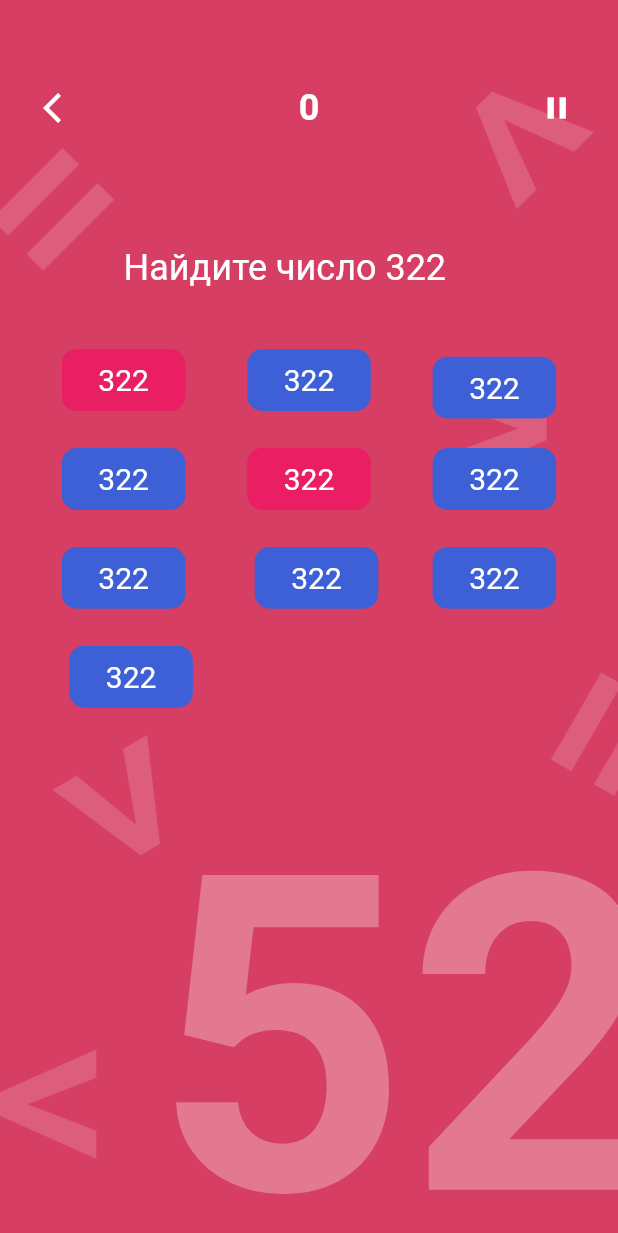
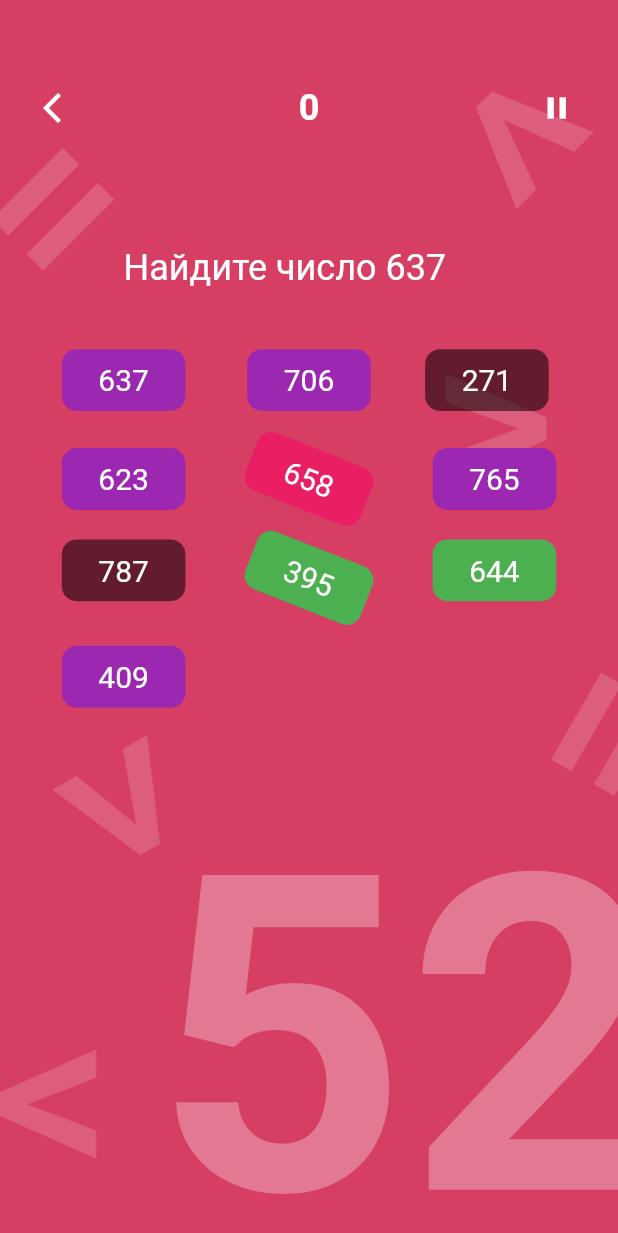
Before and after one commit to LevQo/brain_flower, a Flutter app: the screen it shows after launch, on a phone screen of 412 x 824 dp. Shown: the top 1233 px of the screen. Run offline on Flutter 3.47's test engine with Material 2 defaults, Android fonts, the phone set to English and light mode, and no system bars; drawn by our look-alikes of auto_size_text; our stand-ins replace equatable, flutter_bloc.

Commit message:
Start of Find Game Number

```diff
--- a/lib/blocs/find_number_game/find_number_game_state.dart
+++ b/lib/blocs/find_number_game/find_number_game_state.dart
@@ -9,11 +9,15 @@ class InitialStateFindNumber extends FindNumberGameState {
   const InitialStateFindNumber();
 }
 
-class GeneratedNumbersFindNumber extends FindNumberGameState {
+class GeneratedNumbersFindNumberState extends FindNumberGameState {
+  final int numberToSearch;
   final List<FindNumberModel> numbers;
-  final int score;
+  final int scores;
   final bool isCorrectAnswer;
 
-  GeneratedNumbersFindNumber(
-      {@required this.numbers, this.score, this.isCorrectAnswer});
+  GeneratedNumbersFindNumberState(
+      {@required this.numberToSearch,
+      @required this.numbers,
+      this.scores,
+      this.isCorrectAnswer});
 }
--- a/lib/blocs/more_less_game/more_less_game_state.dart
+++ b/lib/blocs/more_less_game/more_less_game_state.dart
@@ -11,12 +11,12 @@ class InitialStateMoreLess extends MoreLessGameState {
 class GeneratedNumbersMoreLessState extends MoreLessGameState {
   final String firstNumber;
   final String secondNumber;
-  final int score;
+  final int scores;
   final bool isCorrectAnswer;
 
   const GeneratedNumbersMoreLessState(
       {@required this.firstNumber,
       @required this.secondNumber,
-      this.score,
+      this.scores,
       this.isCorrectAnswer});
 }
--- a/lib/resources/colors.dart
+++ b/lib/resources/colors.dart
@@ -15,7 +15,7 @@ class CustomColors {
     Colors.pink,
     Colors.lightBlue,
     Colors.orange,
-    Colors.tealAccent
+    Colors.black54
   ];
 
   static const Color defaultShadowColor = Color(0x1A111649);
--- /dev/null
+++ b/lib/resources/constants.dart
@@ -0,0 +1,7 @@
+class Constants{
+
+  Constants._();
+
+  static const defaultScoresForAnswer = 50;
+
+}
--- a/lib/screens/find_number_game/find_number_game_screen.dart
+++ b/lib/screens/find_number_game/find_number_game_screen.dart
@@ -1,5 +1,8 @@
 import 'dart:math';
 
+import 'package:brain_flower/blocs/find_number_game/find_number_game_bloc.dart';
+import 'package:brain_flower/blocs/find_number_game/find_number_game_event.dart';
+import 'package:brain_flower/blocs/find_number_game/find_number_game_state.dart';
 import 'package:brain_flower/data/find_number_game/number_types_find_numbers.dart';
 import 'package:brain_flower/resources/colors.dart';
 import 'package:brain_flower/resources/drawables.dart';
@@ -7,11 +10,15 @@ import 'package:brain_flower/widgets/custom_app_bar.dart';
 import 'package:brain_flower/widgets/custom_timer.dart';
 import 'package:brain_flower/widgets/title_text.dart';
 import 'package:flutter/material.dart';
+import 'package:flutter_bloc/flutter_bloc.dart';
 
 class FindNumberGameScreen extends StatelessWidget {
   @override
   Widget build(BuildContext context) {
-    return Scaffold(
+    return BlocProvider<FindNumberGameBloc>(
+      create: (context) =>
+          FindNumberGameBloc()..add(InitStartScreenFindNumber()),
+      child: Scaffold(
         backgroundColor: CustomColors.backgroundFindNumberColor,
         body: Container(
           decoration: BoxDecoration(
@@ -19,7 +26,23 @@ class FindNumberGameScreen extends StatelessWidget {
                 image: AssetImage(Drawables.backgroundMoreLess),
                 fit: BoxFit.cover),
           ),
-        child: Stack(
+          child: BlocBuilder<FindNumberGameBloc, FindNumberGameState>(
+            builder: (context, state) {
+              if (state is GeneratedNumbersFindNumberState) {
+                return _buildMainContainer(state, context);
+              } else {
+                return Container();
+              }
+            },
+          ),
+        ),
+      ),
+    );
+  }
+
+  Widget _buildMainContainer(
+      GeneratedNumbersFindNumberState state, BuildContext context) {
+    return Stack(
       fit: StackFit.expand,
       children: <Widget>[
         Positioned(
@@ -27,7 +50,7 @@ class FindNumberGameScreen extends StatelessWidget {
             left: MediaQuery.of(context).size.width * 0.07,
             top: MediaQuery.of(context).size.height * 0.07,
             child: CustomAppBar(
-                  score: 0.toString(),
+              score: state.scores.toString(),
             )),
         Positioned(
           right: -MediaQuery.of(context).size.width * 0.07,
@@ -44,69 +67,45 @@ class FindNumberGameScreen extends StatelessWidget {
           child: Column(
             mainAxisAlignment: MainAxisAlignment.center,
             children: <Widget>[
-                  TitleText(text: 'Найдите число 322', isCorrectAnswer: null),
+              TitleText(
+                  text: 'Найдите число ${state.numberToSearch}',
+                  isCorrectAnswer: state.isCorrectAnswer),
               SizedBox(height: 40.0),
               Wrap(
                   spacing: MediaQuery.of(context).size.width * 0.1,
                   runSpacing: MediaQuery.of(context).size.height * 0.03,
-                    children: <Widget>[
-                      AnimatedNumberFindNumber(
-                        type: NumberTypesFindNumbers.COLORFUL,
-                        color: CustomColors.backgroundMoreLessColor,
-                      ),
-                      AnimatedNumberFindNumber(
-                        type: NumberTypesFindNumbers.OPACITY,
-                        color: CustomColors.backgroundMoreLessColor,
-                      ),
-                      AnimatedNumberFindNumber(
-                        type: NumberTypesFindNumbers.HORIZONTAL_TRANSLATE,
-                        color: CustomColors.backgroundMoreLessColor,
-                      ),
-                      AnimatedNumberFindNumber(
-                        type: NumberTypesFindNumbers.OPACITY,
-                        color: CustomColors.backgroundMoreLessColor,
-                      ),
-                      AnimatedNumberFindNumber(
-                        type: NumberTypesFindNumbers.COLORFUL,
-                        color: CustomColors.backgroundMoreLessColor,
-                      ),
-                      AnimatedNumberFindNumber(
-                        type: NumberTypesFindNumbers.SCALE,
-                        color: CustomColors.backgroundMoreLessColor,
-                      ),
-                      AnimatedNumberFindNumber(
-                        type: NumberTypesFindNumbers.OPACITY,
-                        color: CustomColors.backgroundMoreLessColor,
-                      ),
-                      AnimatedNumberFindNumber(
-                        type: NumberTypesFindNumbers.VERTICAL_TRANSLATE,
-                        color: CustomColors.backgroundMoreLessColor,
-                      ),
-                      AnimatedNumberFindNumber(
-                        type: NumberTypesFindNumbers.SCALE,
-                        color: CustomColors.backgroundMoreLessColor,
-                      ),
-                      AnimatedNumberFindNumber(
-                        type: NumberTypesFindNumbers.VERTICAL_TRANSLATE,
-                        color: CustomColors.backgroundMoreLessColor,
-                      ),
-                    ],
-                  )
+                  children: _generateNumbers(state))
             ],
           ),
         ),
       ],
-        ),
-      ),
     );
+  }
+
+  List<Widget> _generateNumbers(GeneratedNumbersFindNumberState state) {
+    List<Widget> numbersList = [];
+
+    state.numbers.forEach((number) {
+      var numberWidget = AnimatedNumberFindNumber(
+        number: number.number,
+        type: number.type,
+        color: number.color,
+      );
+
+      numbersList.add(numberWidget);
+    });
+
+    return numbersList;
   }
 }
 
 class AnimatedNumberFindNumber extends StatefulWidget {
   final NumberTypesFindNumbers type;
   final Color color;
+  final int number;
 
-  const AnimatedNumberFindNumber({@required this.type, @required this.color});
+  const AnimatedNumberFindNumber(
+      {@required this.number, @required this.type, @required this.color});
 
   @override
   _AnimatedNumberFindNumberState createState() =>
@@ -121,6 +120,131 @@ class _AnimatedNumberFindNumberState extends State<AnimatedNumberFindNumber>
 
   @override
   void initState() {
+    _initAnimation();
+    super.initState();
+  }
+
+  @override
+  void didUpdateWidget(AnimatedNumberFindNumber oldWidget) {
+    _initAnimation();
+    super.didUpdateWidget(oldWidget);
+  }
+
+  @override
+  void dispose() {
+    _animationController.dispose();
+    super.dispose();
+  }
+
+  @override
+  Widget build(BuildContext context) {
+    switch (widget.type) {
+      case NumberTypesFindNumbers.SCALE:
+        return _buildScaleNumber();
+        break;
+      case NumberTypesFindNumbers.ROTATE:
+      case NumberTypesFindNumbers.HALF_ROTATE:
+        return _buildRotationNumber();
+        break;
+      case NumberTypesFindNumbers.COLORFUL:
+        return _buildColorfulNumber();
+        break;
+      case NumberTypesFindNumbers.HORIZONTAL_TRANSLATE:
+        return _buildTranslateNumber(true);
+        break;
+      case NumberTypesFindNumbers.VERTICAL_TRANSLATE:
+        return _buildTranslateNumber(false);
+        break;
+      case NumberTypesFindNumbers.OPACITY:
+        return _buildOpacityNumber();
+        break;
+      default:
+        return _buildDefaultNumber(widget.color);
+    }
+  }
+
+  Widget _buildDefaultNumber(Color color) {
+    return GestureDetector(
+      onTap: () {
+        context
+            .bloc<FindNumberGameBloc>()
+            .add(SelectNumberFindNumberEvent(number: widget.number));
+      },
+      child: Container(
+        height: MediaQuery.of(context).size.height * 0.05,
+        width: MediaQuery.of(context).size.width * 0.2,
+        decoration: BoxDecoration(
+            color: color, borderRadius: BorderRadius.circular(10.0)),
+        child: Center(
+            child: Text(
+          widget.number.toString(),
+          style: TextStyle(fontSize: 20.0, color: Colors.white),
+        )),
+      ),
+    );
+  }
+
+  Widget buildVerticalTranslateNumber() {
+    return AnimatedBuilder(
+      animation: _animationController,
+      builder: (context, child) => Transform.translate(
+        offset: Offset(0.0, _translateAnimation.value),
+        child: _buildDefaultNumber(widget.color),
+      ),
+    );
+  }
+
+  Widget _buildRotationNumber() {
+    return AnimatedBuilder(
+      animation: _animationController,
+      builder: (context, child) => RotationTransition(
+        turns: Tween(begin: 0.0, end: 1.0).animate(_animationController),
+        child: _buildDefaultNumber(widget.color),
+      ),
+    );
+  }
+
+  Widget _buildScaleNumber() {
+    return AnimatedBuilder(
+      animation: _animationController,
+      builder: (context, child) => Transform.scale(
+        scale: _animationController.value,
+        child: _buildDefaultNumber(widget.color),
+      ),
+    );
+  }
+
+  Widget _buildTranslateNumber(bool isHorizontal) {
+    return AnimatedBuilder(
+      animation: _animationController,
+      builder: (context, child) => Transform.translate(
+        offset: isHorizontal
+            ? Offset(0.0, _animationController.value)
+            : Offset(_animationController.value, 0.0),
+        child: _buildDefaultNumber(widget.color),
+      ),
+    );
+  }
+
+  Widget _buildColorfulNumber() {
+    return AnimatedBuilder(
+      animation: _animationController,
+      builder: (context, child) {
+        return _buildDefaultNumber(_colorTween.value);
+      },
+    );
+  }
+
+  Widget _buildOpacityNumber() {
+    return FadeTransition(
+      opacity: _animationController,
+      child: _buildDefaultNumber(widget.color),
+    );
+  }
+
+  _initAnimation() {
+    _animationController = null;
+
     switch (widget.type) {
       case NumberTypesFindNumbers.DEFAULT:
         _animationController = null;
@@ -160,7 +284,6 @@ class _AnimatedNumberFindNumberState extends State<AnimatedNumberFindNumber>
           if (_animationController.value < -0.1) {
             _animationController.forward();
           }
-          print(_animationController.value);
         });
         break;
 
@@ -169,8 +292,10 @@ class _AnimatedNumberFindNumberState extends State<AnimatedNumberFindNumber>
             vsync: this, duration: Duration(milliseconds: 500));
 
         var random = Random();
-        var colorBegin = CustomColors.arrayColors[random.nextInt(10)];
-        var colorEnd = CustomColors.arrayColors[random.nextInt(10)];
+        var colorsCount = CustomColors.arrayColors.length;
+
+        var colorBegin = CustomColors.arrayColors[random.nextInt(colorsCount)];
+        var colorEnd = CustomColors.arrayColors[random.nextInt(colorsCount)];
         _colorTween = ColorTween(begin: colorBegin, end: colorEnd)
             .animate(_animationController);
         break;
@@ -189,7 +314,7 @@ class _AnimatedNumberFindNumberState extends State<AnimatedNumberFindNumber>
             vsync: this,
             duration: Duration(milliseconds: 500),
             lowerBound: 0.0,
-            upperBound: 1.0);
+            upperBound: 1.0)..repeat();
         break;
 
       default:
@@ -202,16 +327,14 @@ class _AnimatedNumberFindNumberState extends State<AnimatedNumberFindNumber>
     }
 
     if (_animationController != null) {
+      _animationController.reset();
+
       _translateAnimation =
           Tween(begin: -50.0, end: 50.0).animate(_animationController);
       _animationController.forward();
-      _animationController.addListener(() {
-        setState(() {});
-      });
 
       _animationController.addStatusListener((status) {
         if (status == AnimationStatus.completed) {
-          print("Completed!");
           switch (widget.type) {
             case NumberTypesFindNumbers.SCALE:
               _animationController.reverse();
@@ -224,109 +347,18 @@ class _AnimatedNumberFindNumberState extends State<AnimatedNumberFindNumber>
               _animationController.reverse();
           }
         } else if (status == AnimationStatus.dismissed) {
-          print("Dissmised");
           switch (widget.type) {
             case NumberTypesFindNumbers.SCALE:
               _animationController.forward();
               break;
             case NumberTypesFindNumbers.ROTATE:
-//            _animationController.forward();
-//          _animationController.reverse();
               break;
             default:
-              _animationController.forward();
+//              print("Dismissed ${widget.number}");
+//              _animationController.forward();
           }
         }
       });
     }
-
-    super.initState();
-  }
-
-  @override
-  Widget build(BuildContext context) {
-    switch (widget.type) {
-      case NumberTypesFindNumbers.SCALE:
-        return _buildScaleNumber();
-        break;
-      case NumberTypesFindNumbers.ROTATE:
-      case NumberTypesFindNumbers.HALF_ROTATE:
-        return _buildRotationNumber();
-        break;
-      case NumberTypesFindNumbers.COLORFUL:
-        return _buildColorfulNumber();
-        break;
-      case NumberTypesFindNumbers.HORIZONTAL_TRANSLATE:
-        return _buildTranslateNumber(true);
-        break;
-      case NumberTypesFindNumbers.VERTICAL_TRANSLATE:
-        return _buildTranslateNumber(false);
-        break;
-      case NumberTypesFindNumbers.OPACITY:
-        return _buildOpacityNumber();
-        break;
-      default:
-        return _buildDefaultNumber(widget.color);
   }
 }
-
-  Widget _buildDefaultNumber(Color color) {
-    return Container(
-      height: MediaQuery.of(context).size.height * 0.05,
-      width: MediaQuery.of(context).size.width * 0.2,
-      decoration: BoxDecoration(
-          color: color, borderRadius: BorderRadius.circular(10.0)),
-      child: Center(
-          child: Text(
-        '322',
-        style: TextStyle(fontSize: 20.0, color: Colors.white),
-      )),
-    );
-  }
-
-  Widget buildVerticalTranslateNumber() {
-    return Transform.translate(
-      offset: Offset(0.0, _translateAnimation.value),
-      child: _buildDefaultNumber(widget.color),
-    );
-  }
-
-  Widget _buildRotationNumber() {
-    return RotationTransition(
-      turns: Tween(begin: 0.0, end: 1.0).animate(_animationController),
-      child: _buildDefaultNumber(widget.color),
-    );
-  }
-
-  Widget _buildScaleNumber() {
-    return Transform.scale(
-      scale: _animationController.value,
-      child: _buildDefaultNumber(widget.color),
-    );
-  }
-
-  Widget _buildTranslateNumber(bool isHorizontal) {
-    return Transform.translate(
-      offset: isHorizontal
-          ? Offset(0.0, _animationController.value)
-          : Offset(_animationController.value, 0.0),
-      child: _buildDefaultNumber(widget.color),
-    );
-  }
-
-  Widget _buildColorfulNumber() {
-    return AnimatedBuilder(
-      animation: _animationController,
-      builder: (context, child) {
-        return _buildDefaultNumber(_colorTween.value);
-      },
-    );
-  }
-
-  Widget _buildOpacityNumber(){
-    return Opacity(
-      opacity: _animationController.value,
-      child: _buildDefaultNumber(widget.color),
-    );
-  }
-}
```
Also changed, not shown: lib/blocs/find_number_game/find_number_game_bloc.dart (+53 -11 lines), lib/blocs/more_less_game/more_less_game_bloc.dart (+28 -31 lines), lib/screens/more_less_game/more_less_game_screen.dart (+4 -4 lines). Lines whose indentation alone changed are shown as unchanged.
